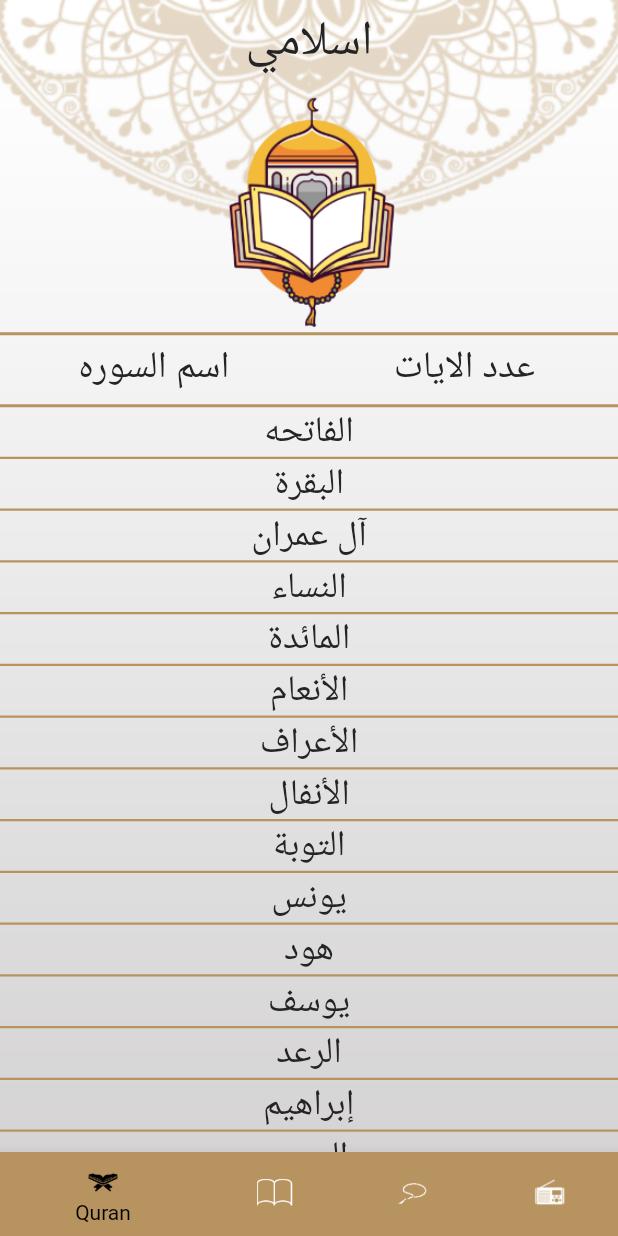
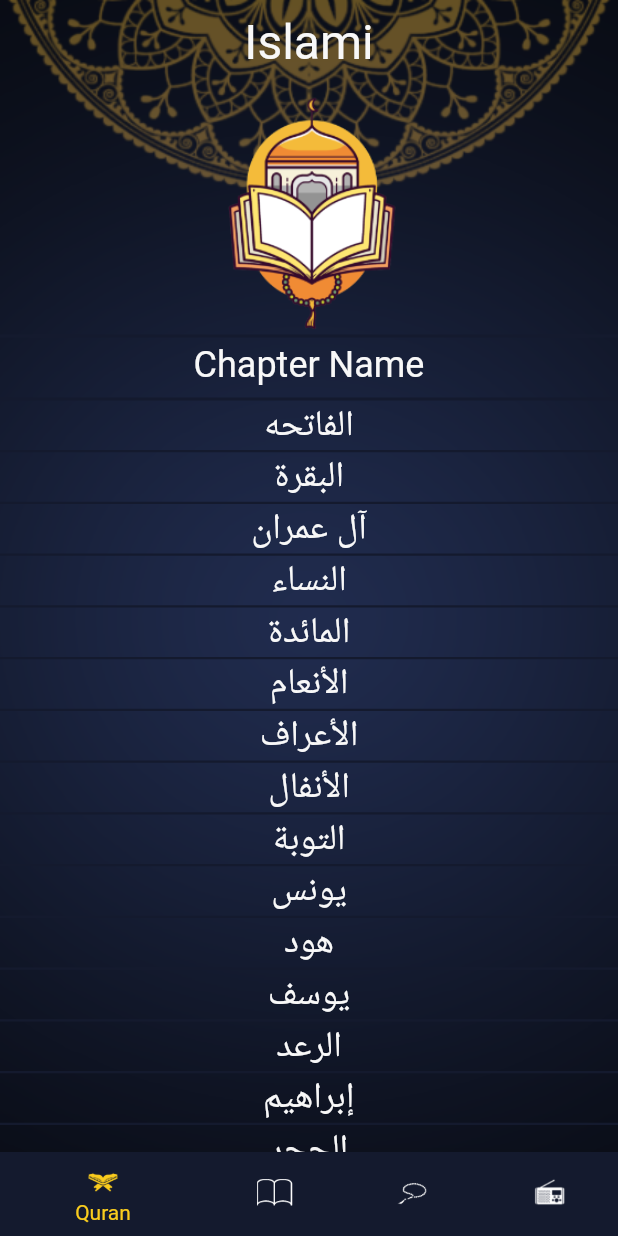
Before and after one commit to emadhanna565/Islamy-App, a Flutter app: the screen it shows after launch, on a phone screen of 412 x 824 dp. Run offline on Flutter 3.47's test engine with Material 2 defaults, Android fonts, the phone set to English and light mode, and no system bars; generated files the repository leaves out were written again.

Commit message:
+ Add Localizations to app

```diff
--- /dev/null
+++ b/l10n.yaml
@@ -0,0 +1,3 @@
+arb-dir: lib/l10n
+template-arb-file: intl_en.arb
+output-localization-file: app_localizations.dart
--- /dev/null
+++ b/lib/l10n/intl_en.arb
@@ -0,0 +1,10 @@
+{
+  "app_title": "Islami",
+  "chapter_name": "Chapter Name",
+  "hadeth_number": "Hadeth Number",
+  "quran": "Quran",
+  "hadeth": "Hadeth",
+  "tasbeh": "Mention",
+  "radio": "Radio",
+  "setting": "Settings"
+}
--- a/lib/main.dart
+++ b/lib/main.dart
@@ -1,11 +1,13 @@
 // ignore_for_file: prefer_const_constructors_in_immutables, prefer_const_constructors
 
 import 'package:flutter/material.dart';
+import 'package:flutter_localizations/flutter_localizations.dart';
 import 'package:islamy/ui/hadeth_details/hadeth_details.dart';
 import 'package:islamy/ui/home/home_screen.dart';
 import 'package:islamy/ui/my_theme_data.dart';
 import 'package:islamy/ui/splash_screen/splash_screen.dart';
 import 'package:islamy/ui/sura_details/sura_details.dart';
+import 'package:flutter_gen/gen_l10n/app_localizations.dart';
 
 void main() {
   runApp(MyApplication());
@@ -25,9 +27,20 @@ class MyApplication extends StatelessWidget {
         SuraDetails.routeName: (_) => SuraDetails(),
         HadethDetailsScreen.routeName: (_) => HadethDetailsScreen()
       },
+      localizationsDelegates: const [
+        AppLocalizations.delegate, // Add this line
+        GlobalMaterialLocalizations.delegate,
+        GlobalWidgetsLocalizations.delegate,
+        GlobalCupertinoLocalizations.delegate,
+      ],
+      supportedLocales: const [
+        Locale('en'), // English
+        Locale('ar'), // Arabic
+      ],
       theme: MyThemeData.lightTheme,
       darkTheme: MyThemeData.darkTheme,
       themeMode: MyThemeData.themeMode,
+      locale: Locale('en'),
     );
   }
 }
--- a/lib/ui/home/hadeth/hadeth_tabs.dart
+++ b/lib/ui/home/hadeth/hadeth_tabs.dart
@@ -4,6 +4,7 @@ import 'package:flutter/material.dart';
 import 'package:flutter/services.dart';
 import 'package:islamy/ui/home/hadeth/hadeth.dart';
 import 'package:islamy/ui/home/hadeth/hadeth_title.dart';
+import 'package:flutter_gen/gen_l10n/app_localizations.dart';
 
 class HadethScreen extends StatefulWidget {
   @override
@@ -30,7 +31,7 @@ class _HadethScreenState extends State<HadethScreen> {
         ),
         Padding(
           padding: const EdgeInsets.only(top: 5, bottom: 5),
-          child: Text('Hadeth Number',
+          child: Text(AppLocalizations.of(context)!.hadeth_number,
               style: Theme.of(context).textTheme.headline5,
               textAlign: TextAlign.center),
         ),
--- a/lib/ui/home/home_screen.dart
+++ b/lib/ui/home/home_screen.dart
@@ -1,4 +1,4 @@
-// ignore_for_file: prefer_const_constructors, prefer_const_literals_to_create_immutables
+// ignore_for_file: prefer_const_constructors, prefer_const_literals_to_create_immutables, prefer_const_constructors_in_immutables
 
 import 'package:flutter/material.dart';
 import 'package:islamy/ui/home/hadeth/hadeth_tabs.dart';
@@ -6,6 +6,7 @@ import 'package:islamy/ui/home/quran/quran_tabs.dart';
 import 'package:islamy/ui/home/radio/radio_tabs.dart';
 import 'package:islamy/ui/home/sebha/sebha_tabs.dart';
 import 'package:islamy/ui/my_theme_data.dart';
+import 'package:flutter_gen/gen_l10n/app_localizations.dart';
 
 class HomeScreen extends StatefulWidget {
   static const String routeName = 'homeScreen';
@@ -42,7 +43,7 @@ class _HomeScreenState extends State<HomeScreen> {
       child: Scaffold(
         appBar: AppBar(
           title: Text(
-            'اسلامي',
+            AppLocalizations.of(context)!.app_title,
             style: Theme.of(context).appBarTheme.titleTextStyle,
           ),
         ),
@@ -60,27 +61,27 @@ class _HomeScreenState extends State<HomeScreen> {
                 icon: ImageIcon(
                   AssetImage('assets/images/quran.png'),
                 ),
-                label: 'Quran'),
+                label: AppLocalizations.of(context)!.quran),
             BottomNavigationBarItem(
               backgroundColor: Theme.of(context).primaryColor,
               icon: ImageIcon(
                 AssetImage('assets/images/hadeth.png'),
               ),
-              label: 'Hadeth',
+              label: AppLocalizations.of(context)!.hadeth,
             ),
             BottomNavigationBarItem(
               backgroundColor: Theme.of(context).primaryColor,
               icon: ImageIcon(
                 AssetImage('assets/images/sebha.png'),
               ),
-              label: 'Sebha',
+              label: AppLocalizations.of(context)!.tasbeh,
             ),
             BottomNavigationBarItem(
               backgroundColor: Theme.of(context).primaryColor,
               icon: ImageIcon(
                 AssetImage('assets/images/radio_blue.png'),
               ),
-              label: 'Radio',
+              label: AppLocalizations.of(context)!.radio,
             ),
           ],
         ),
--- a/lib/ui/home/quran/quran_tabs.dart
+++ b/lib/ui/home/quran/quran_tabs.dart
@@ -2,6 +2,7 @@
 
 import 'package:flutter/material.dart';
 import 'package:islamy/ui/home/quran/verse_name.dart';
+import 'package:flutter_gen/gen_l10n/app_localizations.dart';
 
 class QuranScreen extends StatelessWidget {
   List<String> names = [
@@ -135,26 +136,9 @@ class QuranScreen extends StatelessWidget {
           color: Theme.of(context).primaryColor,
           margin: EdgeInsets.only(bottom: 4),
         ),
-        Row(
-          children: [
-            Expanded(
-                child: Text('اسم السوره',
-                    style: TextStyle(
-                      fontSize: 25,
-                    ),
-                    textAlign: TextAlign.center)),
-            Container(
-              width: 2,
-              color: Theme.of(context).primaryColor,
-            ),
-            Expanded(
-                child: Text('عدد الايات',
-                    style: TextStyle(
-                      fontSize: 25,
-                    ),
-                    textAlign: TextAlign.center)),
-          ],
-        ),
+        Text(AppLocalizations.of(context)!.chapter_name,
+            style: Theme.of(context).textTheme.headline5,
+            textAlign: TextAlign.center),
         Container(
           width: double.infinity,
           height: 2,
--- a/lib/ui/my_theme_data.dart
+++ b/lib/ui/my_theme_data.dart
@@ -39,7 +39,8 @@ class MyThemeData {
       bodyText2: TextStyle(
         fontSize: 20,
         color: lightMainTextColor,
-        )),
+      ),
+    ),
     bottomNavigationBarTheme: const BottomNavigationBarThemeData(
       selectedItemColor: Colors.black,
       unselectedItemColor: Colors.white,
@@ -84,5 +85,5 @@ class MyThemeData {
       cardTheme: const CardTheme(
         color: darkPrimaryColor,
       ));
-  static ThemeMode themeMode = ThemeMode.light;
+  static ThemeMode themeMode = ThemeMode.dark;
 }
--- a/lib/ui/sura_details/sura_details.dart
+++ b/lib/ui/sura_details/sura_details.dart
@@ -3,6 +3,7 @@ import 'package:flutter/material.dart';
 import 'package:flutter/services.dart';
 import 'package:islamy/ui/my_theme_data.dart';
 import 'package:islamy/ui/sura_details/verse_content.dart';
+import 'package:flutter_gen/gen_l10n/app_localizations.dart';
 
 class SuraDetails extends StatefulWidget {
   static const String routeName = 'sura_details';
@@ -39,7 +40,7 @@ class _SuraDetailsState extends State<SuraDetails> {
       child: Scaffold(
         appBar: AppBar(
           title: Text(
-            'اسلامي',
+            AppLocalizations.of(context)!.app_title,
           ),
         ),
         body: Column(
--- a/lib/ui/sura_details/verse_content.dart
+++ b/lib/ui/sura_details/verse_content.dart
@@ -14,7 +14,6 @@ class VerseContent extends StatelessWidget {
         padding: EdgeInsets.only(
           top: 15,
         ),
-        alignment: Alignment.center,
         child: Text(
           content,
           textAlign: TextAlign.center,
```
Also changed, not shown: lib/l10n/app_ar.arb (added, +10 -0 lines), lib/ui/hadeth_details/hadeth_details.dart (+9 -8 lines), pubspec.yaml (+6 -1 lines), assets/images/radio_image.png (added), lib/generated/intl/messages_all.dart (added), lib/generated/intl/messages_en.dart (added), lib/generated/l10n.dart (added), pubspec.lock. Lines whose indentation alone changed are shown as unchanged.
